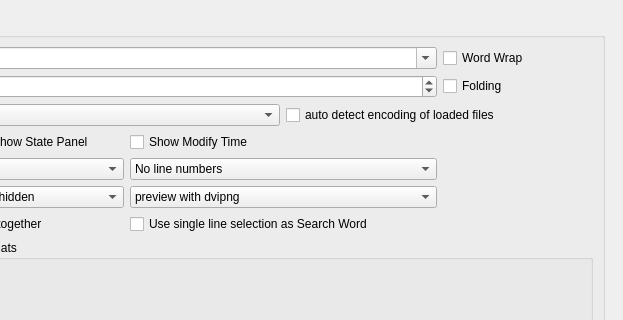
Qt form configdialog.ui (svn2github/texstudio-trunk) before a commit; both pictures show x 397 to 1020 and y 0 to 320 of the 1020 by 674 pixel window.
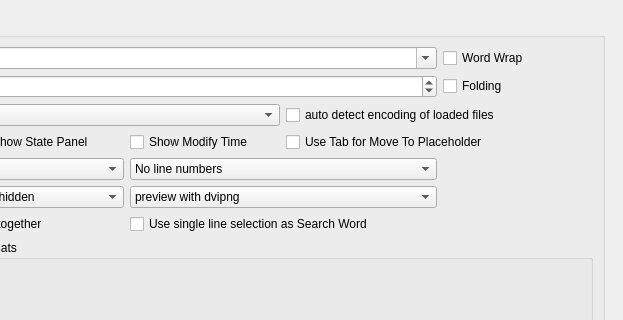
The same form after that commit. The open tabs and pages were chosen to show the change. Icons and pictures are not drawn.

Commit message: move to placeholder by pressing ctrl (shif) tab can be turned on/off (default off)

```diff
--- a/configdialog.ui
+++ b/configdialog.ui
@@ -1193,7 +1193,7 @@
             </property>
            </widget>
           </item>
-          <item row="3" column="2" colspan="2">
+          <item row="3" column="2">
            <widget class="QCheckBox" name="checkBoxDisplayModifyTime">
             <property name="text">
              <string>Show Modify Time</string>
@@ -1220,6 +1220,13 @@
             </property>
            </widget>
           </item>
+          <item row="3" column="3" colspan="2">
+           <widget class="QCheckBox" name="checkBoxTabforMoveToPlaceholder">
+            <property name="text">
+             <string>Use Tab for Move To Placeholder</string>
+            </property>
+           </widget>
+          </item>
          </layout>
         </widget>
        </item>
```
Left out of the diff: 35 changed lines with no effect on the pictures. The commit also changes 5 other files.
